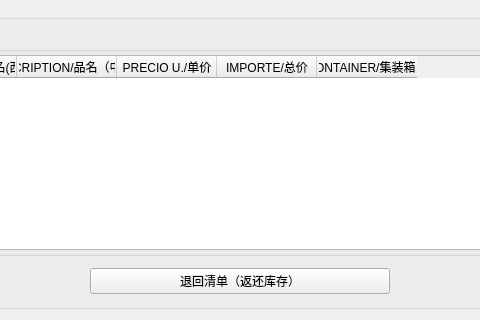
This is CompanyStroageManagement/Search_List_Win.ui in linxinwNeo/CompanyStroageManagement as Qt 5 draws it before an edit; both pictures show x 819 to 1299 and y 360 to 680 of the 1527 by 680 pixel window. The edited form follows.
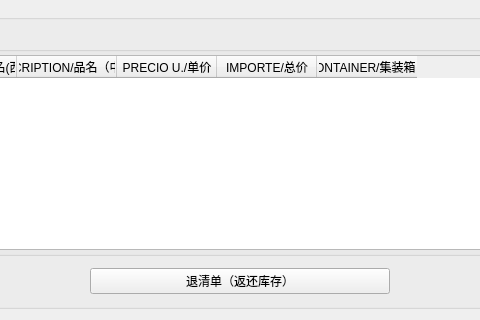
This is the edited form.

```diff
--- a/CompanyStroageManagement/Search_List_Win.ui
+++ b/CompanyStroageManagement/Search_List_Win.ui
@@ -702,7 +702,7 @@
             </size>
            </property>
            <property name="text">
-            <string>退回清单（返还库存）</string>
+            <string>退清单（返还库存）</string>
            </property>
           </widget>
          </item>
```
Left out of the diff: 4 changed lines with no effect on the pictures.
